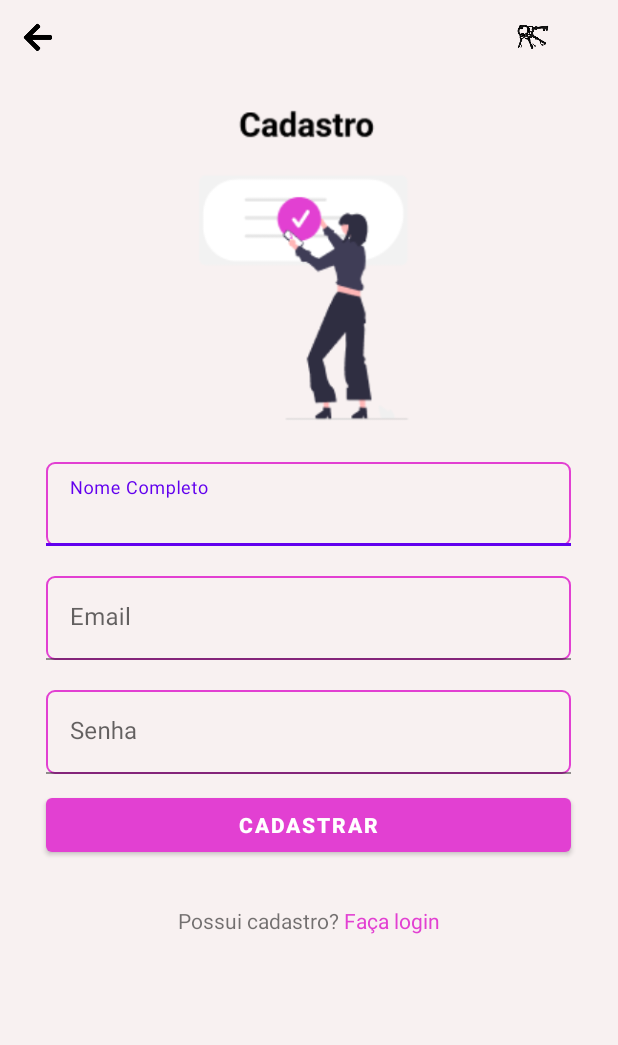
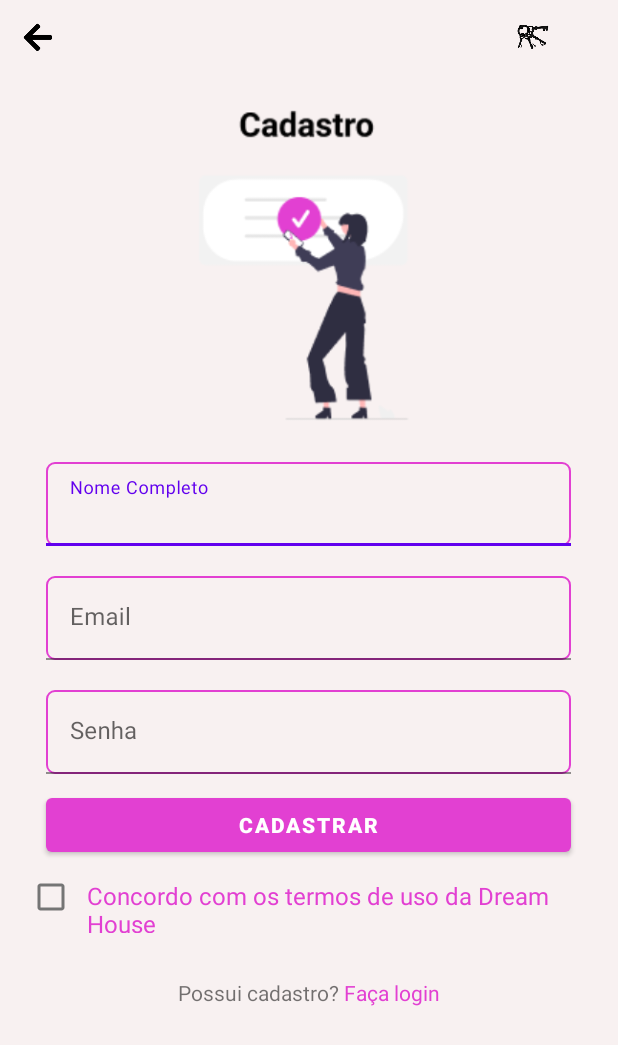
Before and after one commit to Dream-House-Grupo-9/Dream-House-App, an Android app: the screen it shows after launch (MainActivity), on a phone screen of 412 x 824 dp. Shown: the top 1045 px of the screen. Run offline under Robolectric (Android 15) with nearby library versions, the phone set to English and light mode, and no system bars.

Commit message:
add: tela de termos de uso e checkbox termos

```diff
--- a/DreamHouse/app/src/main/java/com/dreamhouse/MainActivity.kt
+++ b/DreamHouse/app/src/main/java/com/dreamhouse/MainActivity.kt
@@ -73,6 +73,10 @@ class MainActivity : AppCompatActivity() {
         }
     }
 
+    fun irTermos(view: View){
+        startActivity(Intent(baseContext, TermosDeUso::class.java))
+    }
+
 
     private fun validarCampos(): Boolean {
         if (etNome.text.isNullOrEmpty()) {
--- a/DreamHouse/app/src/main/res/layout/activity_main.xml
+++ b/DreamHouse/app/src/main/res/layout/activity_main.xml
@@ -98,6 +98,25 @@
             android:onClick="cadastrar"
             android:textColor="@color/white"
             android:textFontWeight="900" />
+        <LinearLayout
+            android:layout_width="match_parent"
+            android:layout_height="wrap_content">
+
+            <CheckBox
+                android:layout_width="wrap_content"
+                android:layout_height="wrap_content">
+            </CheckBox>
+
+            <TextView
+                android:layout_width="match_parent"
+                android:layout_height="wrap_content"
+                android:text="Concordo com os termos de uso da Dream House"
+                android:textColor="@color/pink_bakground_app"
+                android:textSize="16dp"
+                android:onClick="irTermos">
+            </TextView>
+
+        </LinearLayout>
 
         <LinearLayout
             android:layout_width="match_parent"
--- a/DreamHouse/app/src/main/res/values/colors.xml
+++ b/DreamHouse/app/src/main/res/values/colors.xml
@@ -9,4 +9,5 @@
     <color name="white">#FFFFFFFF</color>
     <color name="default_bakground_app">#F8F1F1</color>
     <color name="pink_bakground_app">#E240D2</color>
+    <color name="btn_voltar">#E2402379</color>
 </resources>
```
Also changed, not shown: DreamHouse/app/src/main/java/com/dreamhouse/TermosDeUso.kt (added, +18 -0 lines), DreamHouse/app/src/main/res/layout/activity_termos_de_uso.xml (added, +68 -0 lines), DreamHouse/app/src/main/res/values/strings.xml (+49 -0 lines).
